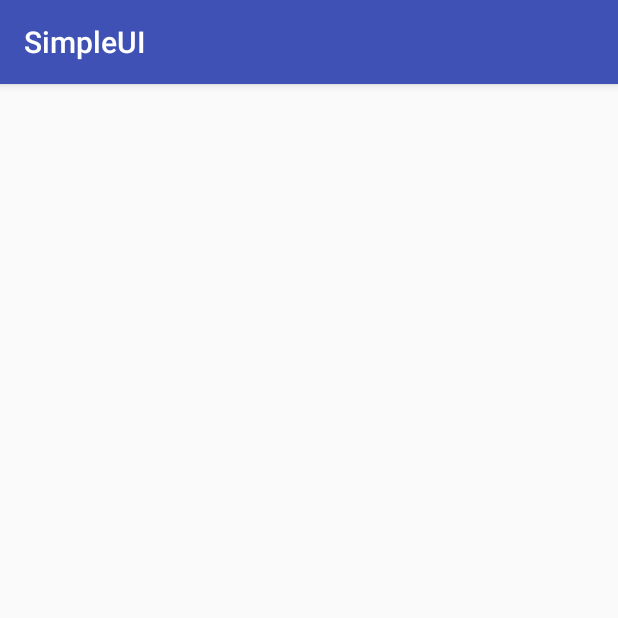
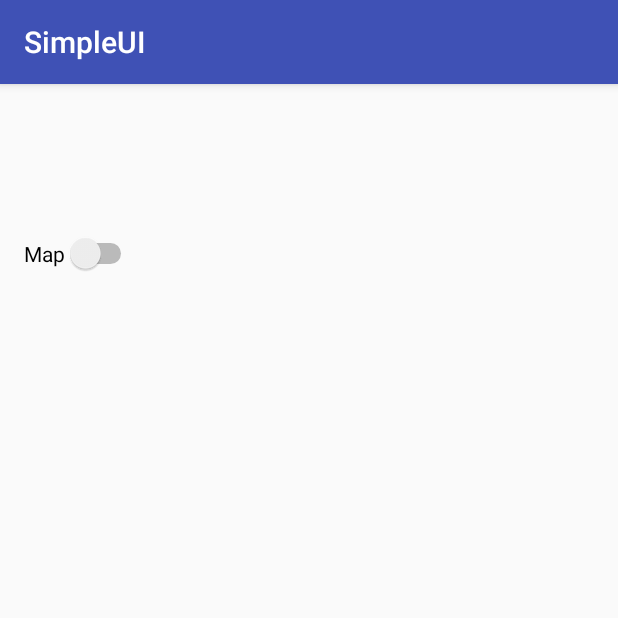
Before and after one commit to jruffian/NTUProject, an Android app: the OrderDtailActivity screen opened directly, with no data from a screen before it, on a phone screen of 412 x 824 dp, the top half of it. Run offline under Robolectric (Android 15) with nearby library versions, the phone set to English and light mode, and no system bars; our stand-ins replace Picasso; pictures from the network do not load; 11 statements that could not run were skipped.

Commit message:
add switch and get pic and show webview and ImageView

```diff
--- a/SimpleUI/app/src/main/java/tw/idv/crystalfish/simpleui/MainActivity.java
+++ b/SimpleUI/app/src/main/java/tw/idv/crystalfish/simpleui/MainActivity.java
@@ -221,7 +221,7 @@ public class MainActivity extends AppCompatActivity {
                     }
 */
                     count = String.valueOf(number);
-                    Log.d("debug", "number = " + number);
+//                    Log.d("debug", "number = " + number);
                     Map<String, String> item = new HashMap<String, String>();
                     item.put("note", note);
                     item.put("storeInfo", storeInfo);
--- a/SimpleUI/app/src/main/java/tw/idv/crystalfish/simpleui/OrderDtailActivity.java
+++ b/SimpleUI/app/src/main/java/tw/idv/crystalfish/simpleui/OrderDtailActivity.java
@@ -1,8 +1,16 @@
 package tw.idv.crystalfish.simpleui;
 
+import android.graphics.Bitmap;
+import android.graphics.BitmapFactory;
+import android.os.AsyncTask;
 import android.support.v7.app.AppCompatActivity;
 import android.os.Bundle;
+import android.util.Log;
+import android.view.View;
+import android.webkit.WebView;
+import android.widget.CompoundButton;
 import android.widget.ImageView;
+import android.widget.Switch;
 import android.widget.TextView;
 
 import com.squareup.picasso.Picasso;
@@ -14,8 +22,10 @@ import org.json.JSONObject;
 public class OrderDtailActivity extends AppCompatActivity {
 
     TextView note, storeInfo, menu;
-    ImageView photoImage;
-
+    ImageView photoImage, staticMapImageView;
+    WebView staticWebView;
+    Switch staticMapSwitch;
+    private String address;
     @Override
     protected void onCreate(Bundle savedInstanceState) {
         super.onCreate(savedInstanceState);
@@ -25,14 +35,20 @@ public class OrderDtailActivity extends AppCompatActivity {
         storeInfo = (TextView)findViewById(R.id.storeInfo);
         menu = (TextView)findViewById(R.id.menuView);
         photoImage = (ImageView)findViewById(R.id.photoView);
+        staticMapImageView = (ImageView)findViewById(R.id.staticMapImageView);
+        staticWebView = (WebView)findViewById(R.id.webView);
+        staticWebView.setVisibility(View.GONE);
+        staticMapSwitch = (Switch)findViewById(R.id.staticMapSwitch);
 
         note.setText(getIntent().getStringExtra("note"));
-        storeInfo.setText(getIntent().getStringExtra("storeInfo"));
+
+        String storeInfomation = getIntent().getStringExtra("storeInfo");
+        storeInfo.setText(storeInfomation);
         String menuResult = getIntent().getStringExtra("menu");
+        String text = "";
 
         try {
             JSONArray array = new JSONArray(menuResult);
-            String text = "";
             for (int i = 0; i < array.length(); i++)
             {
                 JSONObject object  = array.getJSONObject(i);
@@ -42,13 +58,91 @@ public class OrderDtailActivity extends AppCompatActivity {
 
                 text = text + "Name:" + DrinkName + " m: " + mNumber + " l: " + lNumber + "\n";
             }
-            menu.setText(text);
         } catch (JSONException e) {
             e.printStackTrace();
         }
 
+        menu.setText(text);
+//           Picasso.with(this).load(url).into(photoImage);
+        address = storeInfomation.split(",")[1];
+        Log.d("debug", address);
+
+
         String url = getIntent().getStringExtra("photoURL");
-        if (url != null)
-           Picasso.with(this).load(url).into(photoImage);
+        if (url != null) {
+            ImageLoadingTask imageLoadingTask = new ImageLoadingTask(photoImage);
+            imageLoadingTask.execute(url);
+        }
+
+        GeoCodingTask task = new GeoCodingTask();
+        task.execute(address);
+
+        staticMapSwitch.setOnCheckedChangeListener(new CompoundButton.OnCheckedChangeListener() {
+            @Override
+            public void onCheckedChanged(CompoundButton buttonView, boolean isChecked) {
+                if (isChecked) {
+                    staticMapImageView.setVisibility(View.GONE);
+                    staticWebView.setVisibility(View.VISIBLE);
+                } else {
+                    staticWebView.setVisibility(View.GONE);
+                    staticMapImageView.setVisibility(View.VISIBLE);
+                }
+            }
+        });
     }
+
+
+
+    class GeoCodingTask extends AsyncTask<String, Void, byte[]>
+    {
+        private String url;
+        private double[] latLng;
+        @Override
+        protected byte[] doInBackground(String... params)
+        {
+            String address = params[0];
+            Log.d("debug", "api" + address);
+            latLng = utils.addressToLatLng(address);
+            url = utils.getStaticMapUrl(latLng, 17);
+            Log.d("debug", url);
+            return utils.urlToBytes(url);
+        }
+
+        @Override
+        protected void onPostExecute(byte[] bytes)
+        {
+//            staticMapImageView.loadUrl(url);
+            Bitmap bmp = BitmapFactory.decodeByteArray(bytes, 0, bytes.length);
+            staticMapImageView.setImageBitmap(bmp);
+            super.onPostExecute(bytes);
+
+
+        }
+
+    }
+
+    class ImageLoadingTask extends AsyncTask<String, Void, byte[]>
+    {
+        ImageView imageView;
+        @Override
+        protected byte[] doInBackground(String... params)
+        {
+            String url = params[0];
+            return utils.urlToBytes(url);
+        }
+
+        @Override
+        protected void onPostExecute(byte[] bytes)
+        {
+            Bitmap bmp = BitmapFactory.decodeByteArray(bytes, 0, bytes.length);
+            photoImage.setImageBitmap(bmp);
+            super.onPostExecute(bytes);
+        }
+
+        public ImageLoadingTask(ImageView imageView)
+        {
+            this.imageView = imageView;
+        }
+    }
+
 }
--- a/SimpleUI/app/src/main/java/tw/idv/crystalfish/simpleui/utils.java
+++ b/SimpleUI/app/src/main/java/tw/idv/crystalfish/simpleui/utils.java
@@ -3,6 +3,10 @@ package tw.idv.crystalfish.simpleui;
 import android.content.Context;
 import android.net.Uri;
 import android.os.Environment;
+import android.util.Log;
+
+import org.json.JSONException;
+import org.json.JSONObject;
 
 import java.io.ByteArrayInputStream;
 import java.io.ByteArrayOutputStream;
@@ -12,6 +16,11 @@ import java.io.FileNotFoundException;
 import java.io.FileOutputStream;
 import java.io.IOException;
 import java.io.InputStream;
+import java.io.UnsupportedEncodingException;
+import java.net.MalformedURLException;
+import java.net.URL;
+import java.net.URLConnection;
+import java.net.URLEncoder;
 
 /**
  * Created by jruffian on 2016/3/10.
@@ -52,9 +61,9 @@ public class utils {
 
         if (dir.exists() == false)
         {
-            dir.mkdir();
+            dir.mkdirs();
         }
-        File file = new File(dir, "simple_photo.png");
+        File file = new File(dir, "simpleui_photo.png");
         return Uri.fromFile(file);
     }
 
@@ -76,4 +85,83 @@ public class utils {
         }
         return null;
     }
+
+    public static byte[] urlToBytes(String urlString)
+    {
+        try {
+            Log.d("debug", "urlString" + urlString);
+            URL url = new URL(urlString);
+            URLConnection connection = url.openConnection();
+            InputStream is = connection.getInputStream();
+            ByteArrayOutputStream baos = new ByteArrayOutputStream();
+
+            byte[] buffer = new byte[1024];
+            int len = 0;
+            while ((len = is.read(buffer)) != -1)
+            {
+                baos.write(buffer, 0, len);
+            }
+            Log.d("debug", "EasonTest");
+            return baos.toByteArray();
+        } catch (MalformedURLException e) {
+            e.printStackTrace();
+        } catch (IOException e) {
+            e.printStackTrace();
+        }
+        Log.d("debug", "ERROR");
+        return null;
+    }
+
+    public static String getGeoCodingUrl(String address)
+    {
+        try {
+            address = URLEncoder.encode(address,"utf-8");
+        } catch (UnsupportedEncodingException e) {
+            e.printStackTrace();
+        }
+
+        String url = "https://maps.googleapis.com/maps/api/geocode/json?address=" + address;
+        return url;
+    }
+
+    public static double[] getLatLngFromString(String jsonString)
+    {
+        try {
+            JSONObject object =  new JSONObject(jsonString);
+
+            if (!object.getString("status").equals("OK"))
+                return null;
+
+            JSONObject location = object.getJSONArray("results")
+                    .getJSONObject(0)
+                    .getJSONObject("geometry")
+                    .getJSONObject("location");
+
+            double lat = location.getDouble("lat");
+            double lng = location.getDouble("lng");
+
+            return new double[]{lat, lng};
+
+        } catch (JSONException e) {
+            e.printStackTrace();
+        }
+        return null;
+    }
+
+    public static double[] addressToLatLng(String address)
+    {
+        String url = utils.getGeoCodingUrl(address);
+        byte[] bytes = utils.urlToBytes(url);
+        String result = new String(bytes);
+        return utils.getLatLngFromString(result);
+    }
+
+
+    public static String getStaticMapUrl(double[] latlng, int zoom)
+    {
+        String center = latlng[0] + "," + latlng[1];
+        String url = "https://maps.googleapis.com/maps/api/staticmap?center=" + center + "&zoom=" + zoom + "&size=640*400";
+        return url;
+    }
+
 }
--- a/SimpleUI/app/src/main/res/layout/activity_order_dtail.xml
+++ b/SimpleUI/app/src/main/res/layout/activity_order_dtail.xml
@@ -9,12 +9,20 @@
     android:paddingTop="@dimen/activity_vertical_margin"
     tools:context="tw.idv.crystalfish.simpleui.OrderDtailActivity">
 
+    <ScrollView
+        android:layout_width="fill_parent"
+        android:layout_height="fill_parent"
+        android:id="@+id/scrollView" >
+
+        <RelativeLayout
+            android:layout_width="match_parent"
+            android:layout_height="match_parent">
+
             <LinearLayout
                 android:orientation="vertical"
                 android:layout_width="match_parent"
-        android:layout_height="match_parent"
-        android:layout_alignParentTop="true"
-        android:layout_centerHorizontal="true">
+                android:layout_height="wrap_content"
+                android:id="@+id/linearLayout">
 
                 <TextView
                     android:layout_width="wrap_content"
@@ -41,6 +49,37 @@
                     android:layout_width="match_parent"
                     android:layout_height="match_parent"
                     android:id="@+id/photoView"
-            android:layout_gravity="center_horizontal" />
+                    android:layout_alignParentLeft="true"
+                    android:layout_alignParentStart="true"
+                    android:layout_below="@+id/linearLayout" />
+
             </LinearLayout>
+
+            <Switch
+                android:layout_width="wrap_content"
+                android:layout_height="wrap_content"
+                android:text="Map"
+                android:id="@+id/staticMapSwitch"
+                android:checked="false"
+                android:layout_below="@+id/linearLayout" />
+
+            <ImageView
+                android:layout_width="fill_parent"
+                android:layout_height="wrap_content"
+                android:id="@+id/staticMapImageView"
+                android:layout_below="@+id/staticMapSwitch"
+                android:layout_centerHorizontal="true" />
+
+            <WebView
+                android:layout_width="wrap_content"
+                android:layout_height="wrap_content"
+                android:id="@+id/webView"
+                android:layout_below="@+id/staticMapImageView"
+                android:layout_alignParentLeft="true"
+                android:layout_alignParentStart="true" />
         </RelativeLayout>
+    </ScrollView>
+
+
+
+</RelativeLayout>
```
Lines whose indentation alone changed are shown as unchanged.
